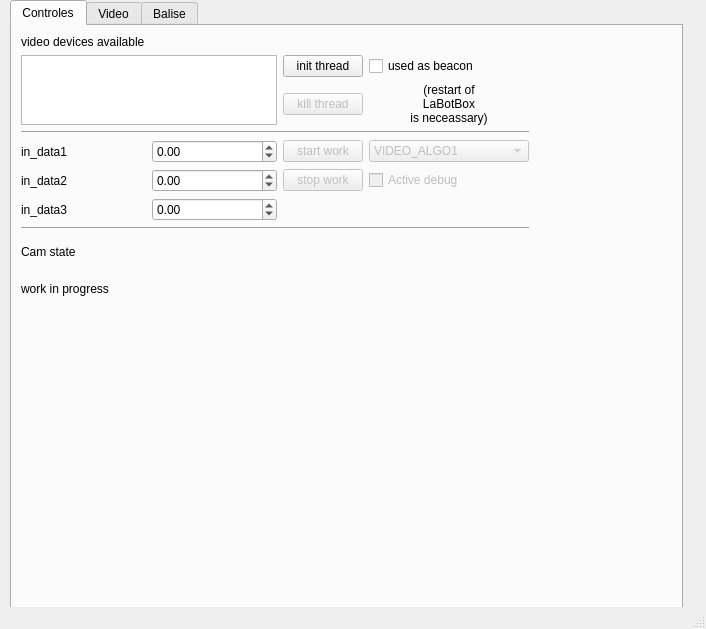
The window that PluginModules/ImageProcessing/ihm_ImageProcessing.ui (CRLG/LABOTBOX) describes before a commit, drawn with Qt 5.
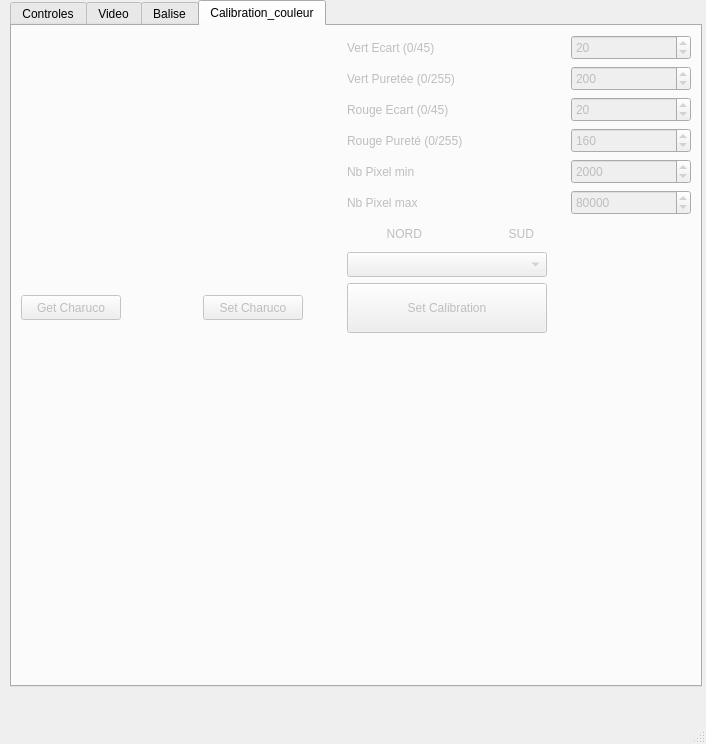
The same window after the commit. The open tabs and pages were chosen to show the change. Icons and pictures are not drawn. Custom widgets are drawn as their Qt base class.

Commit message: [CImageProcessing] Coupe 2020 reconnaissance séquence couleur avec calibration associée

```diff
--- a/PluginModules/ImageProcessing/ihm_ImageProcessing.ui
+++ b/PluginModules/ImageProcessing/ihm_ImageProcessing.ui
@@ -7,7 +7,7 @@
     <x>0</x>
     <y>0</y>
     <width>706</width>
-    <height>629</height>
+    <height>744</height>
    </rect>
   </property>
   <property name="windowTitle">
@@ -19,8 +19,8 @@
      <rect>
       <x>10</x>
       <y>0</y>
-      <width>673</width>
-      <height>630</height>
+      <width>692</width>
+      <height>687</height>
      </rect>
     </property>
     <property name="currentIndex">
@@ -880,6 +880,467 @@
       </item>
      </layout>
     </widget>
+    <widget class="QWidget" name="tabCalibration">
+     <property name="enabled">
+      <bool>false</bool>
+     </property>
+     <attribute name="title">
+      <string>Calibration_couleur</string>
+     </attribute>
+     <layout class="QGridLayout" name="gridLayout_4">
+      <item row="0" column="0" rowspan="8" colspan="2">
+       <widget class="QLabel" name="containerVideoCalibration">
+        <property name="minimumSize">
+         <size>
+          <width>320</width>
+          <height>240</height>
+         </size>
+        </property>
+        <property name="maximumSize">
+         <size>
+          <width>320</width>
+          <height>240</height>
+         </size>
+        </property>
+        <property name="text">
+         <string/>
+        </property>
+        <property name="pixmap">
+         <pixmap resource="../../icons.qrc">:/icons/cancel.png</pixmap>
+        </property>
+        <property name="scaledContents">
+         <bool>true</bool>
+        </property>
+       </widget>
+      </item>
+      <item row="0" column="2" colspan="4">
+       <widget class="QLabel" name="label_23">
+        <property name="minimumSize">
+         <size>
+          <width>200</width>
+          <height>17</height>
+         </size>
+        </property>
+        <property name="maximumSize">
+         <size>
+          <width>200</width>
+          <height>17</height>
+         </size>
+        </property>
+        <property name="text">
+         <string>Vert Ecart (0/45)</string>
+        </property>
+       </widget>
+      </item>
+      <item row="0" column="6">
+       <widget class="QSpinBox" name="ecartVert">
+        <property name="minimumSize">
+         <size>
+          <width>120</width>
+          <height>25</height>
+         </size>
+        </property>
+        <property name="maximumSize">
+         <size>
+          <width>120</width>
+          <height>25</height>
+         </size>
+        </property>
+        <property name="maximum">
+         <number>90</number>
+        </property>
+        <property name="value">
+         <number>20</number>
+        </property>
+       </widget>
+      </item>
+      <item row="1" column="2" colspan="4">
+       <widget class="QLabel" name="label_24">
+        <property name="minimumSize">
+         <size>
+          <width>200</width>
+          <height>17</height>
+         </size>
+        </property>
+        <property name="maximumSize">
+         <size>
+          <width>200</width>
+          <height>17</height>
+         </size>
+        </property>
+        <property name="text">
+         <string>Vert Puretée (0/255)</string>
+        </property>
+       </widget>
+      </item>
+      <item row="1" column="6">
+       <widget class="QSpinBox" name="pureteVert">
+        <property name="minimumSize">
+         <size>
+          <width>120</width>
+          <height>25</height>
+         </size>
+        </property>
+        <property name="maximumSize">
+         <size>
+          <width>120</width>
+          <height>25</height>
+         </size>
+        </property>
+        <property name="maximum">
+         <number>255</number>
+        </property>
+        <property name="value">
+         <number>200</number>
+        </property>
+       </widget>
+      </item>
+      <item row="2" column="2" colspan="4">
+       <widget class="QLabel" name="label_25">
+        <property name="minimumSize">
+         <size>
+          <width>200</width>
+          <height>17</height>
+         </size>
+        </property>
+        <property name="maximumSize">
+         <size>
+          <width>200</width>
+          <height>17</height>
+         </size>
+        </property>
+        <property name="text">
+         <string>Rouge Ecart (0/45)</string>
+        </property>
+       </widget>
+      </item>
+      <item row="2" column="6">
+       <widget class="QSpinBox" name="ecartRouge">
+        <property name="minimumSize">
+         <size>
+          <width>120</width>
+          <height>25</height>
+         </size>
+        </property>
+        <property name="maximumSize">
+         <size>
+          <width>120</width>
+          <height>25</height>
+         </size>
+        </property>
+        <property name="maximum">
+         <number>90</number>
+        </property>
+        <property name="value">
+         <number>20</number>
+        </property>
+       </widget>
+      </item>
+      <item row="3" column="2" colspan="4">
+       <widget class="QLabel" name="label_26">
+        <property name="minimumSize">
+         <size>
+          <width>200</width>
+          <height>17</height>
+         </size>
+        </property>
+        <property name="maximumSize">
+         <size>
+          <width>200</width>
+          <height>17</height>
+         </size>
+        </property>
+        <property name="text">
+         <string>Rouge Pureté (0/255)</string>
+        </property>
+       </widget>
+      </item>
+      <item row="3" column="6">
+       <widget class="QSpinBox" name="pureteRouge">
+        <property name="minimumSize">
+         <size>
+          <width>120</width>
+          <height>25</height>
+         </size>
+        </property>
+        <property name="maximumSize">
+         <size>
+          <width>120</width>
+          <height>25</height>
+         </size>
+        </property>
+        <property name="maximum">
+         <number>255</number>
+        </property>
+        <property name="value">
+         <number>160</number>
+        </property>
+       </widget>
+      </item>
+      <item row="4" column="2" colspan="4">
+       <widget class="QLabel" name="label_29">
+        <property name="minimumSize">
+         <size>
+          <width>200</width>
+          <height>17</height>
+         </size>
+        </property>
+        <property name="maximumSize">
+         <size>
+          <width>200</width>
+          <height>17</height>
+         </size>
+        </property>
+        <property name="text">
+         <string>Nb Pixel min</string>
+        </property>
+       </widget>
+      </item>
+      <item row="4" column="6">
+       <widget class="QSpinBox" name="pixelMin">
+        <property name="minimumSize">
+         <size>
+          <width>120</width>
+          <height>25</height>
+         </size>
+        </property>
+        <property name="maximumSize">
+         <size>
+          <width>120</width>
+          <height>25</height>
+         </size>
+        </property>
+        <property name="maximum">
+         <number>100000</number>
+        </property>
+        <property name="value">
+         <number>2000</number>
+        </property>
+       </widget>
+      </item>
+      <item row="5" column="2" colspan="4">
+       <widget class="QLabel" name="label_30">
+        <property name="minimumSize">
+         <size>
+          <width>200</width>
+          <height>17</height>
+         </size>
+        </property>
+        <property name="maximumSize">
+         <size>
+          <width>200</width>
+          <height>17</height>
+         </size>
+        </property>
+        <property name="text">
+         <string>Nb Pixel max</string>
+        </property>
+       </widget>
+      </item>
+      <item row="5" column="6">
+       <widget class="QSpinBox" name="pixelMax">
+        <property name="minimumSize">
+         <size>
+          <width>120</width>
+          <height>25</height>
+         </size>
+        </property>
+        <property name="maximumSize">
+         <size>
+          <width>120</width>
+          <height>25</height>
+         </size>
+        </property>
+        <property name="maximum">
+         <number>100000</number>
+        </property>
+        <property name="value">
+         <number>80000</number>
+        </property>
+       </widget>
+      </item>
+      <item row="6" column="2">
+       <widget class="QLabel" name="label_28">
+        <property name="minimumSize">
+         <size>
+          <width>75</width>
+          <height>25</height>
+         </size>
+        </property>
+        <property name="maximumSize">
+         <size>
+          <width>75</width>
+          <height>25</height>
+         </size>
+        </property>
+        <property name="text">
+         <string>NORD</string>
+        </property>
+        <property name="alignment">
+         <set>Qt::AlignRight|Qt::AlignTrailing|Qt::AlignVCenter</set>
+        </property>
+       </widget>
+      </item>
+      <item row="6" column="3">
+       <widget class="QLed" name="qLed_Nord_2">
+        <property name="minimumSize">
+         <size>
+          <width>25</width>
+          <height>25</height>
+         </size>
+        </property>
+        <property name="maximumSize">
+         <size>
+          <width>25</width>
+          <height>25</height>
+         </size>
+        </property>
+        <property name="toolTip">
+         <string>Binary Led</string>
+        </property>
+        <property name="whatsThis">
+         <string>Led widget</string>
+        </property>
+        <property name="value">
+         <bool>false</bool>
+        </property>
+       </widget>
+      </item>
+      <item row="6" column="4">
+       <widget class="QLabel" name="label_27">
+        <property name="minimumSize">
+         <size>
+          <width>75</width>
+          <height>25</height>
+         </size>
+        </property>
+        <property name="maximumSize">
+         <size>
+          <width>75</width>
+          <height>25</height>
+         </size>
+        </property>
+        <property name="text">
+         <string>SUD</string>
+        </property>
+        <property name="alignment">
+         <set>Qt::AlignRight|Qt::AlignTrailing|Qt::AlignVCenter</set>
+        </property>
+       </widget>
+      </item>
+      <item row="6" column="5">
+       <widget class="QLed" name="qLed_Sud_2">
+        <property name="minimumSize">
+         <size>
+          <width>25</width>
+          <height>25</height>
+         </size>
+        </property>
+        <property name="maximumSize">
+         <size>
+          <width>25</width>
+          <height>25</height>
+         </size>
+        </property>
+        <property name="toolTip">
+         <string>Binary Led</string>
+        </property>
+        <property name="whatsThis">
+         <string>Led widget</string>
+        </property>
+        <property name="value">
+         <bool>false</bool>
+        </property>
+       </widget>
+      </item>
+      <item row="7" column="2" colspan="4">
+       <widget class="QComboBox" name="cB_typeCalibration">
+        <property name="minimumSize">
+         <size>
+          <width>200</width>
+          <height>25</height>
+         </size>
+        </property>
+        <property name="maximumSize">
+         <size>
+          <width>200</width>
+          <height>25</height>
+         </size>
+        </property>
+       </widget>
+      </item>
+      <item row="8" column="0">
+       <widget class="QPushButton" name="pB_getCharuco">
+        <property name="minimumSize">
+         <size>
+          <width>100</width>
+          <height>25</height>
+         </size>
+        </property>
+        <property name="maximumSize">
+         <size>
+          <width>100</width>
+          <height>25</height>
+         </size>
+        </property>
+        <property name="text">
+         <string>Get Charuco</string>
+        </property>
+       </widget>
+      </item>
+      <item row="8" column="1">
+       <widget class="QPushButton" name="pB_setCharuco">
+        <property name="minimumSize">
+         <size>
+          <width>100</width>
+          <height>25</height>
+         </size>
+        </property>
+        <property name="maximumSize">
+         <size>
+          <width>100</width>
+          <height>25</height>
+         </size>
+        </property>
+        <property name="text">
+         <string>Set Charuco</string>
+        </property>
+       </widget>
+      </item>
+      <item row="8" column="2" colspan="4">
+       <widget class="QPushButton" name="pB_SetCalibration">
+        <property name="minimumSize">
+         <size>
+          <width>200</width>
+          <height>50</height>
+         </size>
+        </property>
+        <property name="maximumSize">
+         <size>
+          <width>200</width>
+          <height>50</height>
+         </size>
+        </property>
+        <property name="text">
+         <string>Set Calibration</string>
+        </property>
+       </widget>
+      </item>
+      <item row="9" column="0" colspan="7">
+       <spacer name="verticalSpacer_3">
+        <property name="orientation">
+         <enum>Qt::Vertical</enum>
+        </property>
+        <property name="sizeHint" stdset="0">
+         <size>
+          <width>628</width>
+          <height>332</height>
+         </size>
+        </property>
+       </spacer>
+      </item>
+     </layout>
+    </widget>
    </widget>
   </widget>
   <widget class="QMenuBar" name="menubar">
```
Left out of the diff: 24 changed lines with no effect on the pictures. The commit also changes 4 other files.
